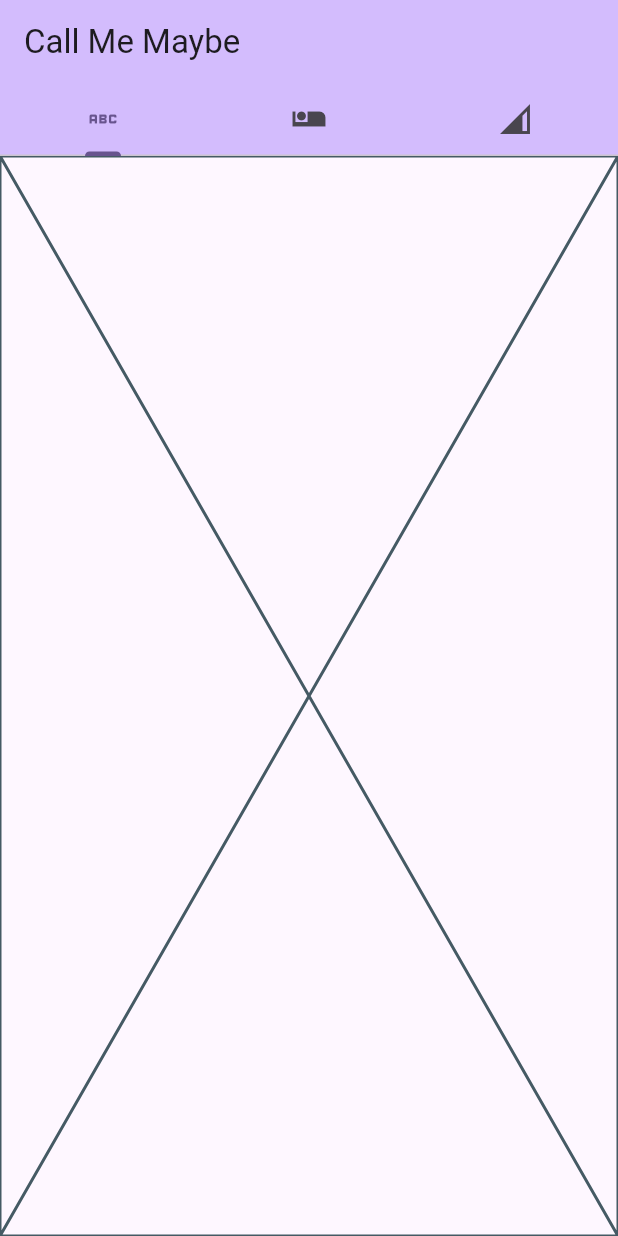
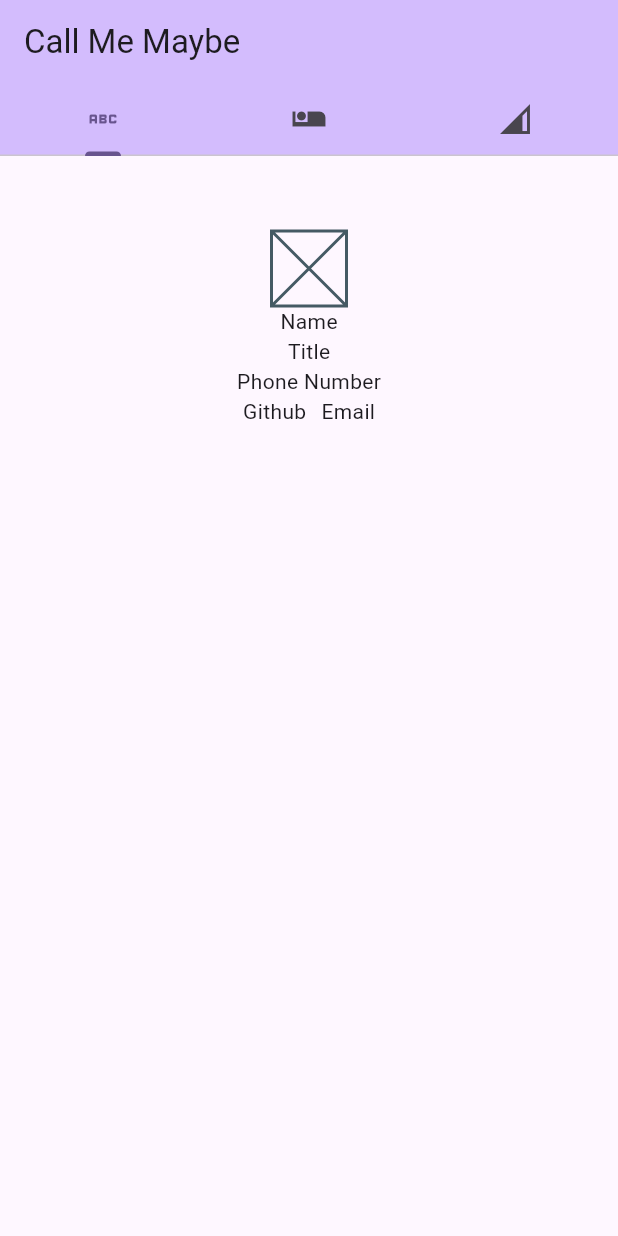
Before and after one commit to KameronKeller/Professional-Profile-Flutter-App, a Flutter app: the screen it shows after launch, on a phone screen of 412 x 824 dp. Run offline on Flutter 3.47's test engine with Material 3 defaults, Android fonts, the light colour scheme and no system bars.

Commit message:
Create basic components and layout

```diff
--- a/lib/business_card_page.dart
+++ b/lib/business_card_page.dart
@@ -5,6 +5,54 @@ class BusinessCardPage extends StatelessWidget {
 
   @override
   Widget build(BuildContext context) {
-    return const Placeholder();
+    return const Padding(
+      padding: EdgeInsets.all(50.0),
+      child: Column(
+        children: [
+          Row(
+            mainAxisAlignment: MainAxisAlignment.center,
+            children: [SizedBox(width: 50, height: 50, child: Placeholder())],
+          ),
+          Row(
+            mainAxisAlignment: MainAxisAlignment.center,
+            children: [
+              Text("Name"),
+            ],
+          ),
+          Row(
+            mainAxisAlignment: MainAxisAlignment.center,
+            children: [
+              Text("Title"),
+            ],
+          ),
+          Row(
+            mainAxisAlignment: MainAxisAlignment.center,
+            children: [
+              Text("Phone Number"),
+            ],
+          ),
+          Row(
+            mainAxisAlignment: MainAxisAlignment.center,
+            children: [
+              Text("Github"),
+              SizedBox(
+                width: 10.0,
+              ),
+              Text("Email"),
+            ],
+          ),
+        ],
+      ),
+    );
   }
 }
+
+/*
+NEED:
+photo
+name
+title
+phone
+github email
+
+*/
```
Also changed, not shown: lib/predictor_page.dart (+7 -1 lines), lib/resume_page.dart (+23 -1 lines).
